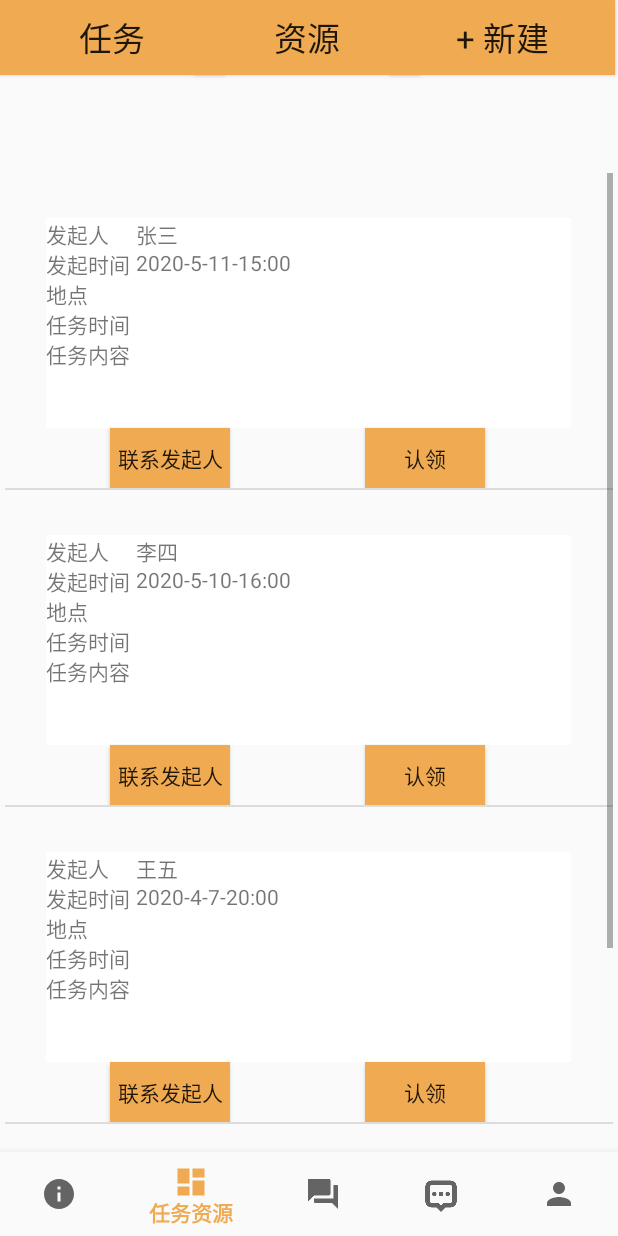
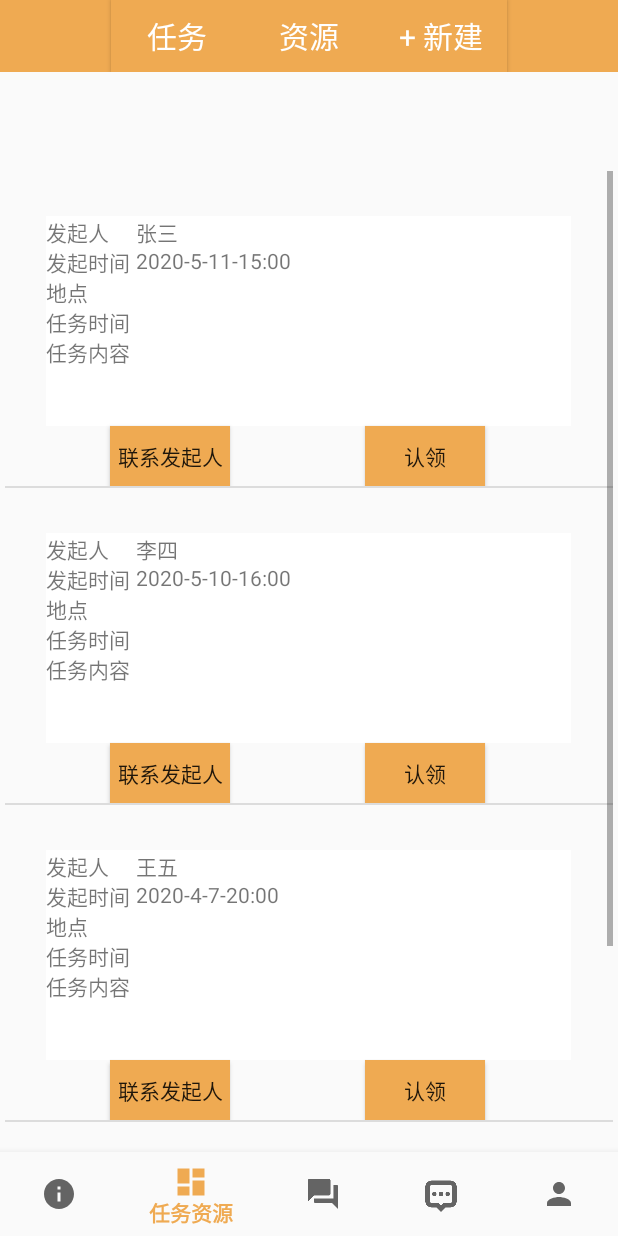
Before and after one commit to Cheungle/aid, an Android app: the DashboardFragment screen opened through its navigation route, on a phone screen of 412 x 824 dp. Run offline under Robolectric (Android 15) with nearby library versions, the phone set to English and light mode, and no system bars; our stand-ins replace navigation-ui.

Commit message:
任务、消息、论坛标题栏

```diff
--- a/app/src/main/res/layout/fragment_dashboard.xml
+++ b/app/src/main/res/layout/fragment_dashboard.xml
@@ -6,42 +6,49 @@
     android:layout_height="match_parent"
     tools:context=".ui.dashboard.DashboardFragment">
 
-
+    <LinearLayout
+        android:layout_width="match_parent"
+        android:layout_height="wrap_content"
+        android:background="#EFAA52"
+        android:gravity="center"
+        android:id="@+id/resources_list1">
     <Button
         android:id="@+id/task_list"
-        android:layout_width="150dp"
-        android:layout_height="50dp"
-        android:layout_marginStart="0dp"
+        android:layout_width="wrap_content"
+        android:layout_height="wrap_content"
         android:text="@string/task_tab"
         android:background="#EFAA52"
+        android:textSize="20sp"
+        android:textColor="#ffffff"
         android:textAppearance="@style/TextAppearance.AppCompat.Large"
         app:layout_constraintStart_toStartOf="parent"
         app:layout_constraintTop_toTopOf="parent"/>
 
     <Button
         android:id="@+id/resources_list"
-        android:layout_width="150dp"
-        android:layout_height="50dp"
-        android:layout_marginStart="130dp"
-        android:layout_marginTop="0dp"
+        android:layout_width="wrap_content"
+        android:layout_height="wrap_content"
         android:text="@string/resources_tab"
         android:background="#EFAA52"
+        android:textSize="20sp"
+        android:textColor="#ffffff"
         android:textAppearance="@style/TextAppearance.AppCompat.Large"
         app:layout_constraintStart_toStartOf="@id/task_list"
         app:layout_constraintTop_toTopOf="parent"/>
 
     <Button
         android:id="@+id/new_task_resources"
-        android:layout_width="150dp"
-        android:layout_height="50dp"
-        android:layout_marginStart="130dp"
-        android:layout_marginTop="0dp"
+        android:layout_width="wrap_content"
+        android:layout_height="wrap_content"
+
         android:text="@string/new_button_tab"
         android:background="#EFAA52"
+        android:textSize="20sp"
+        android:textColor="#ffffff"
         android:textAppearance="@style/TextAppearance.AppCompat.Large"
         app:layout_constraintStart_toStartOf="@id/resources_list"
         app:layout_constraintTop_toTopOf="parent"/>
-
+    </LinearLayout>
     <ListView
         android:id="@+id/task_resources_list"
         android:layout_width="405dp"
@@ -55,5 +62,5 @@
         app:layout_constraintBottom_toBottomOf="parent"
         app:layout_constraintEnd_toEndOf="parent"
         app:layout_constraintStart_toStartOf="parent"
-        app:layout_constraintTop_toBottomOf="@+id/resources_list" />
+        app:layout_constraintTop_toBottomOf="@+id/resources_list1" />
 </androidx.constraintlayout.widget.ConstraintLayout>
```
Also changed, not shown: app/src/main/java/com/example/aid/data/BLL/InfoBLL.java (added, +29 -0 lines), app/src/main/java/com/example/aid/data/DAL/DBHelper.java (added, +13 -0 lines), app/src/main/java/com/example/aid/data/DAL/InfoDAL.java (added, +40 -0 lines), app/src/main/res/layout/fragment_forum.xml (+14 -3 lines), app/src/main/res/layout/fragment_message.xml (+21 -1 lines).
